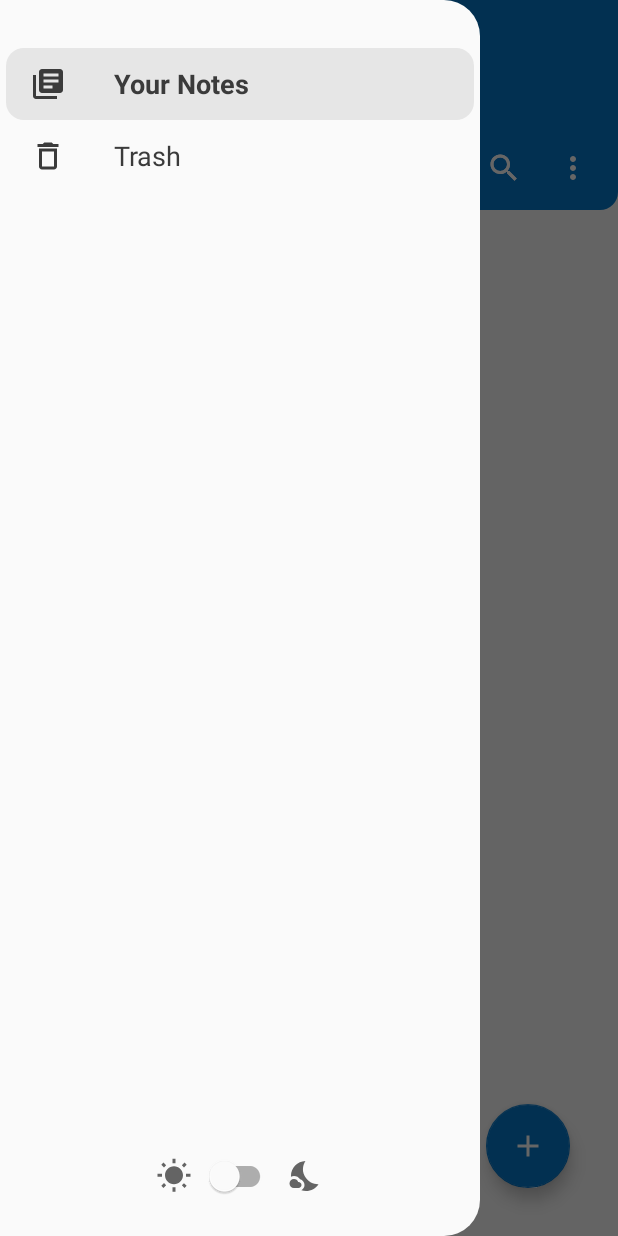
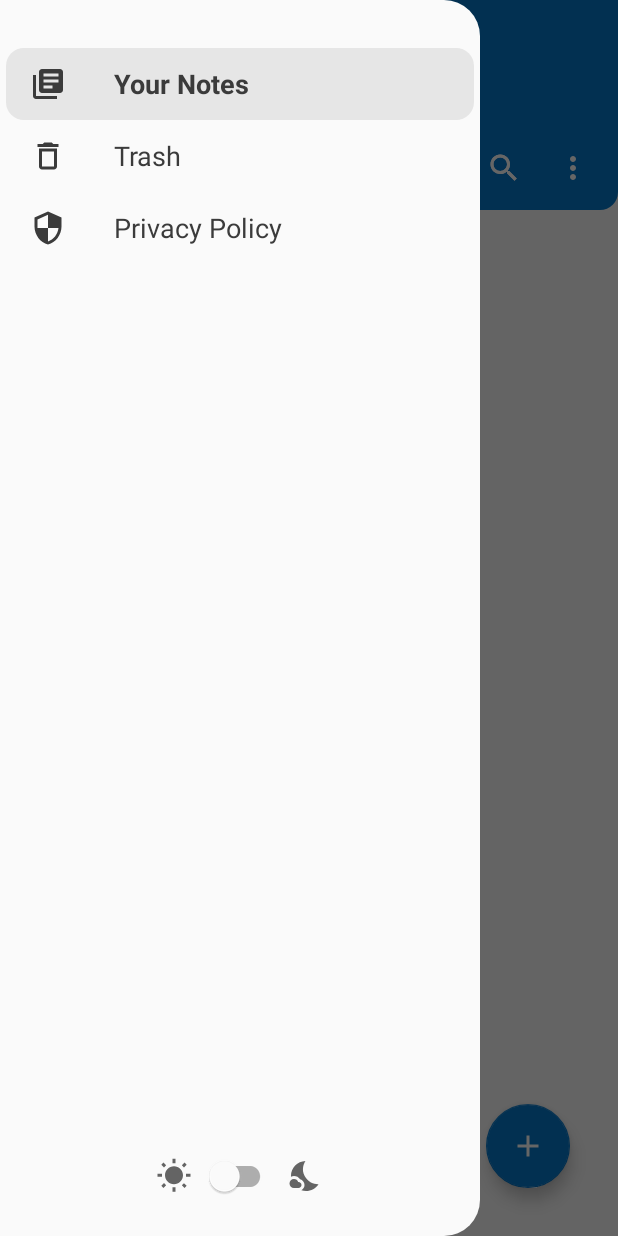
Before and after one commit to edufelip/amazing-note, an Android app: the screen it shows after launch (MainActivity), with the side drawer open, on a phone screen of 412 x 824 dp. Run offline under Robolectric (Android 15) with nearby library versions, the phone set to English and light mode, and no system bars; our stand-ins replace Dagger/Hilt's generated code, Room's generated code, data binding.

Commit message:
hotfix/add-privacy-policy - Add privacy policy to drawer menu

```diff
--- a/app/src/main/res/menu/drawer_menu.xml
+++ b/app/src/main/res/menu/drawer_menu.xml
@@ -15,4 +15,12 @@
         android:icon="@drawable/ic_trash"
         android:title="@string/trash"
         app:showAsAction="withText" />
+
+    <item
+        android:id="@+id/menu_privacy_policy"
+        android:checkable="true"
+        android:icon="@drawable/ic_security"
+        android:title="@string/privacy_policy"
+        app:showAsAction="withText" />
+
 </menu>
```
